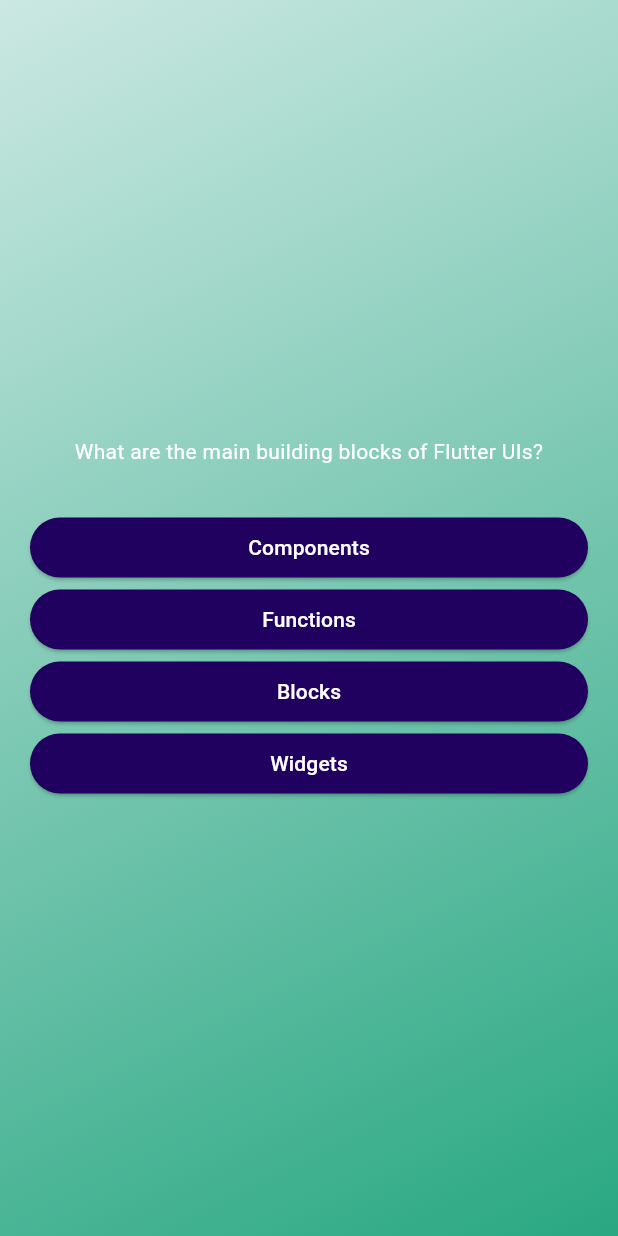
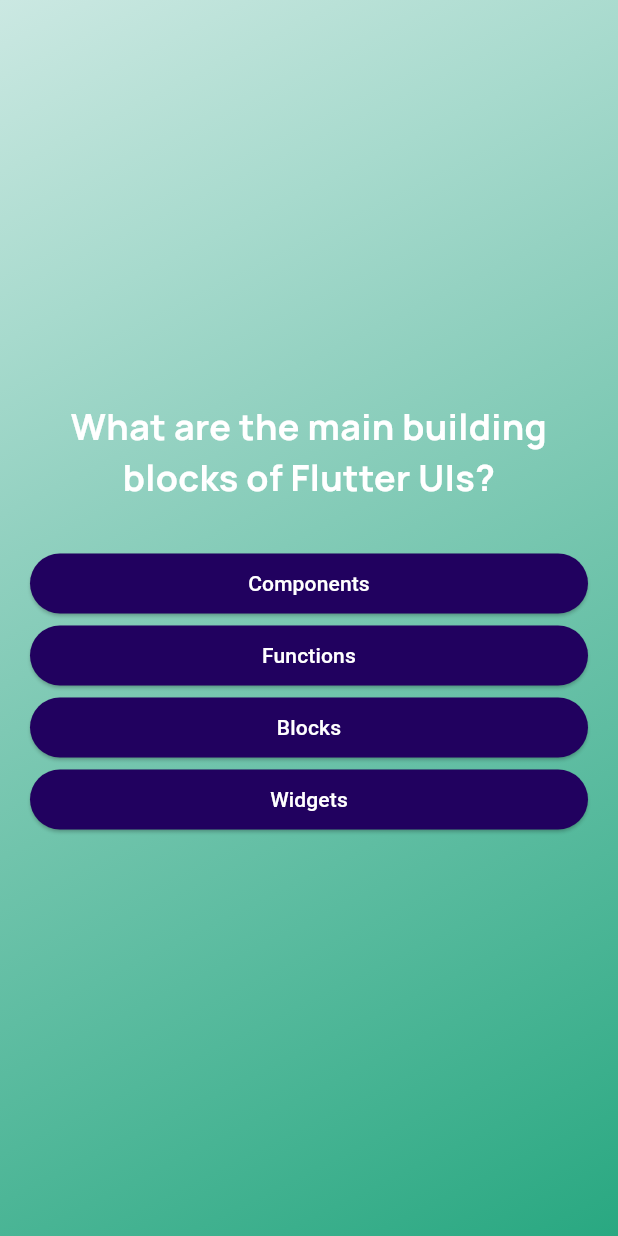
Before and after one commit to rebertiger/kodlabquiz, a Flutter app: the screen it shows after launch, after a tap on "Let's start!", on a phone screen of 412 x 824 dp. Run offline on Flutter 3.47's test engine with Material 3 defaults, Android fonts, the phone set to English and light mode, and no system bars; our stand-ins replace google_fonts.

Commit message:
New fonts and text adjustments.

```diff
--- a/lib/WelcomePage.dart
+++ b/lib/WelcomePage.dart
@@ -1,5 +1,6 @@
 // ignore: file_names
 import 'package:flutter/material.dart';
+import 'package:google_fonts/google_fonts.dart';
 
 class WelcomePage extends StatelessWidget {
   const WelcomePage(this.startQuiz,{super.key});
@@ -21,12 +22,13 @@
             height: 40,
             width: 40,
           ),
-          const Text(
+          Text(
             "Learn Programming the fun way!",
-            style: TextStyle(
-              color: Color.fromARGB(255, 78, 66, 66),
-              fontSize: 24,
-            ),
+            style: GoogleFonts.manrope(
+                color: Colors.white,
+                fontSize: 24,
+                fontWeight: FontWeight.w300,
+              ),
           ),
           const SizedBox(
             height: 20,
--- a/lib/answer_button.dart
+++ b/lib/answer_button.dart
@@ -14,13 +14,17 @@
     return ElevatedButton(
       onPressed: onTap,
       style: ElevatedButton.styleFrom(
+          padding: const EdgeInsets.symmetric(vertical: 10, horizontal: 40),
+          backgroundColor: const Color.fromARGB(255, 33, 1, 95),
+          foregroundColor: Colors.white,
+          shape: RoundedRectangleBorder(
+            borderRadius: BorderRadius.circular(50),
+          )),
+      child: Text(
+        answerText,
+        textAlign: TextAlign.center,
 
-        padding: const EdgeInsets.symmetric(vertical: 10,horizontal: 40),
-        backgroundColor: const Color.fromARGB(255, 33, 1, 95),
-        foregroundColor: Colors.white,
-        shape: RoundedRectangleBorder(borderRadius: BorderRadius.circular(50),)
       ),
-      child: Text(answerText),
     );
   }
 }
--- a/lib/questions_screen.dart
+++ b/lib/questions_screen.dart
@@ -1,6 +1,7 @@
 import 'package:flutter/material.dart';
 import 'package:kodlabquiz/answer_button.dart';
 import 'package:kodlabquiz/data/questions.dart';
+import 'package:google_fonts/google_fonts.dart';
 
 class QuestionsScreen extends StatefulWidget {
   const QuestionsScreen({super.key});
@@ -18,8 +19,7 @@
       setState(() {
         currentQuestionIndex++;
       });
-    }
-    else {
+    } else {
       print("out of range");
     }
   }
@@ -35,11 +35,15 @@
           mainAxisAlignment: MainAxisAlignment.center,
           crossAxisAlignment: CrossAxisAlignment.stretch,
           children: [
-            Text(currentQuestion.text,
-                textAlign: TextAlign.center,
-                style: const TextStyle(
-                  color: Colors.white,
-                )),
+            Text(
+              currentQuestion.text,
+              textAlign: TextAlign.center,
+              style: GoogleFonts.manrope(
+                color: Colors.white,
+                fontSize: 24,
+                fontWeight: FontWeight.bold,
+              ),
+            ),
             const SizedBox(
               height: 30,
             ),
```
